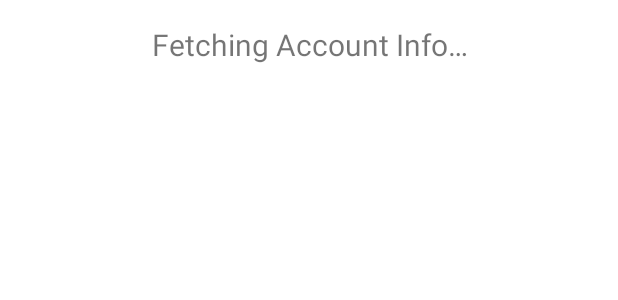
After one commit to openmainframeproject-internship/COBOL-Modernization, an Android app: the layout activity_balance.xml on its own in the app's theme, with its tools: preview values and no code run, on a phone screen of 412 x 824 dp. The commit adds this screen. Shown: the top 300 px of the screen. Run offline under Robolectric (Android 15) with nearby library versions, the phone set to English and light mode, and no system bars.

Commit message:
[Code] Activity added to fetch and display account information

```diff
--- a/src/modern_UI/AccountBalanceUI/app/src/main/AndroidManifest.xml
+++ b/src/modern_UI/AccountBalanceUI/app/src/main/AndroidManifest.xml
@@ -23,6 +23,7 @@
                 <category android:name="android.intent.category.LAUNCHER" />
             </intent-filter>
         </activity>
+        <activity android:name=".BalanceActivity" />
     </application>
 
 </manifest>
--- a/src/modern_UI/AccountBalanceUI/app/src/main/java/com/example/accountbalanceui/ApiInterface.java
+++ b/src/modern_UI/AccountBalanceUI/app/src/main/java/com/example/accountbalanceui/ApiInterface.java
@@ -4,7 +4,6 @@ import okhttp3.RequestBody;
 import okhttp3.ResponseBody;
 import retrofit2.Call;
 import retrofit2.http.Body;
-import retrofit2.http.Header;
 import retrofit2.http.Headers;
 import retrofit2.http.POST;
 
@@ -14,6 +13,7 @@ public interface ApiInterface {
     @POST("cics/signon")
     Call<ResponseBody> getUsername(@Body RequestBody postparams);
 
-    @POST("user/details")
-    Call<ResponseBody> getDetails(@Header("Authorization") String token);
+    @Headers("Content-Type: application/json")
+    @POST("cics/balnce")
+    Call<ResponseBody> getBalance(@Body RequestBody postparams);
 }
--- a/src/modern_UI/AccountBalanceUI/app/src/main/java/com/example/accountbalanceui/ui/login/LoginViewModel.java
+++ b/src/modern_UI/AccountBalanceUI/app/src/main/java/com/example/accountbalanceui/ui/login/LoginViewModel.java
@@ -33,7 +33,7 @@ public class LoginViewModel extends ViewModel {
 
         if (result instanceof Result.Success) {
             LoggedInUser data = ((Result.Success<LoggedInUser>) result).getData();
-            loginResult.setValue(new LoginResult(new LoggedInUserView(data.getDisplayName())));
+            loginResult.setValue(new LoginResult(new LoggedInUserView(data.getUserId(), data.getDisplayName())));
         } else {
             loginResult.setValue(new LoginResult(result.toString()));
         }
--- /dev/null
+++ b/src/modern_UI/AccountBalanceUI/app/src/main/res/layout/activity_balance.xml
@@ -0,0 +1,38 @@
+<?xml version="1.0" encoding="utf-8"?>
+<ScrollView xmlns:android="http://schemas.android.com/apk/res/android"
+    xmlns:tools="http://schemas.android.com/tools"
+    android:layout_width="match_parent"
+    android:layout_height="match_parent">
+
+    <LinearLayout
+        android:id="@+id/balance"
+        android:layout_width="match_parent"
+        android:layout_height="wrap_content"
+        android:orientation="vertical"
+        tools:context=".BalanceActivity">
+
+        <TextView
+            android:id="@+id/heading"
+            android:layout_width="match_parent"
+            android:layout_height="wrap_content"
+            android:layout_margin="@dimen/activity_vertical_margin"
+            android:text="@string/get_info"
+            android:textAlignment="center"
+            android:textSize="20sp" />
+
+        <TextView
+            android:id="@+id/uid"
+            android:layout_width="match_parent"
+            android:layout_height="wrap_content"
+            android:layout_margin="@dimen/activity_vertical_margin"
+            android:textSize="15sp" />
+
+        <TextView
+            android:id="@+id/uname"
+            android:layout_width="match_parent"
+            android:layout_height="wrap_content"
+            android:layout_margin="@dimen/activity_vertical_margin"
+            android:textSize="15sp" />
+
+    </LinearLayout>
+</ScrollView>
--- a/src/modern_UI/AccountBalanceUI/app/src/main/res/values/strings.xml
+++ b/src/modern_UI/AccountBalanceUI/app/src/main/res/values/strings.xml
@@ -5,8 +5,9 @@
     <string name="prompt_password">Password</string>
     <string name="action_sign_in">Sign in</string>
     <string name="action_sign_in_short">Sign in</string>
-    <string name="welcome">"Welcome !"</string>
+    <string name="welcome">"Welcome"</string>
     <string name="invalid_username">User ID can\'t be null</string>
     <string name="invalid_password">Password can\'t be null</string>
     <string name="login_failed">"Login failed"</string>
+    <string name="get_info">Fetching Account Info…</string>
 </resources>
--- a/src/modern_UI/AccountBalanceUI/build.gradle
+++ b/src/modern_UI/AccountBalanceUI/build.gradle
@@ -5,7 +5,7 @@ buildscript {
         mavenCentral()
     }
     dependencies {
-        classpath "com.android.tools.build:gradle:7.0.0"
+        classpath 'com.android.tools.build:gradle:7.0.1'
 
         // NOTE: Do not place your application dependencies here; they belong
         // in the individual module build.gradle files
```
Also changed, not shown: src/modern_UI/AccountBalanceUI/app/src/main/java/com/example/accountbalanceui/BalanceActivity.java (added, +119 -0 lines), src/modern_UI/AccountBalanceUI/app/src/main/java/com/example/accountbalanceui/ui/login/LoggedInUserView.java (+7 -1 lines), src/modern_UI/AccountBalanceUI/app/src/main/java/com/example/accountbalanceui/ui/login/LoginActivity.java (+7 -1 lines).
